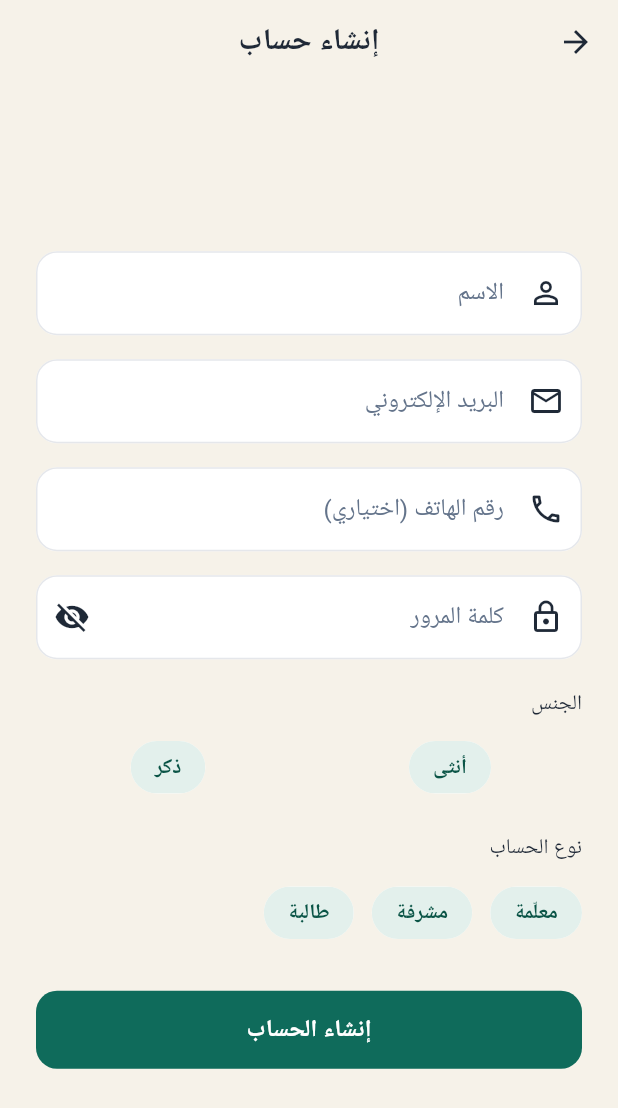
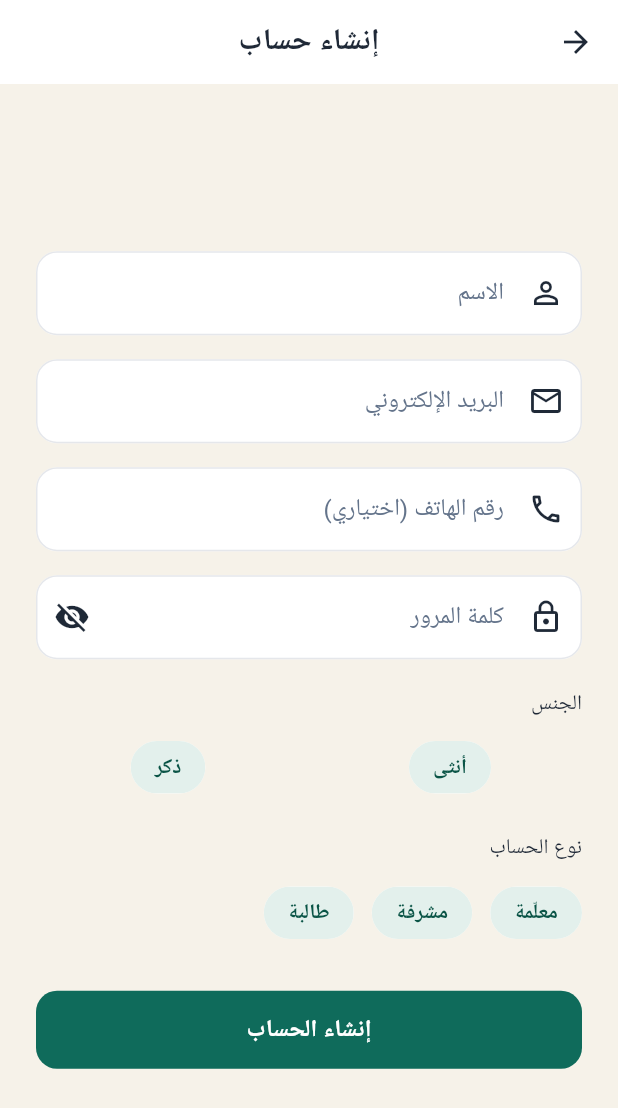
Before and after one commit to HibaChamkhi/Maqraa, a Flutter app: the screen it shows after launch, after a tap on "أنشئي حسابًا", on a phone screen of 412 x 824 dp. Shown: the top 1108 px of the screen. Run offline on Flutter 3.47's test engine with Material 3 defaults, Android fonts, the phone set to English and light mode, and no system bars; our stand-ins replace bloc, cloud_firestore, dartz, equatable, firebase_auth, firebase_core and 11 more; missing offline and left inert: dart:html, http_interceptor, mobile_scanner; accounts and stored records are empty; Roboto replaces fonts that are missing (Tajawal).

Commit message:
fix(theme): force light-only theme (Ward is light); compact fixed-height stat cards; white app bar

```diff
--- a/lib/core/ui/styles/theme.dart
+++ b/lib/core/ui/styles/theme.dart
@@ -135,7 +135,7 @@ class AppTheme {
       // Clean, light app bar (matches the mobile mockups: white header, dark
       // title, no colored band).
       appBarTheme: AppBarTheme(
-        backgroundColor: isDark ? AppColors.darkBackground : AppColors.background,
+        backgroundColor: isDark ? AppColors.darkSurface : AppColors.surface,
         foregroundColor: onSurface,
         surfaceTintColor: Colors.transparent,
         elevation: 0,
--- a/lib/main.dart
+++ b/lib/main.dart
@@ -45,8 +45,8 @@ class MyApp extends StatelessWidget {
         title: 'وصال',
         debugShowCheckedModeBanner: false,
         theme: AppTheme.light,
-        darkTheme: AppTheme.dark,
-        themeMode: ThemeMode.system, // light/dark toggle ready (US-23)
+        darkTheme: AppTheme.light, // «ورْد» is a light-only design
+        themeMode: ThemeMode.light,
         // Arabic + full RTL support (US-22).
         locale: const Locale('ar'),
         supportedLocales: const [Locale('ar'), Locale('en')],
--- a/lib/presentation/home/pages/teacher_overview_page.dart
+++ b/lib/presentation/home/pages/teacher_overview_page.dart
@@ -221,7 +221,7 @@ class _StatsRow extends StatelessWidget {
         crossAxisCount: cols,
         mainAxisSpacing: 12,
         crossAxisSpacing: 12,
-        childAspectRatio: 1.45,
+        mainAxisExtent: 124, // fixed compact height regardless of width
         children: tiles,
       );
     });
```
